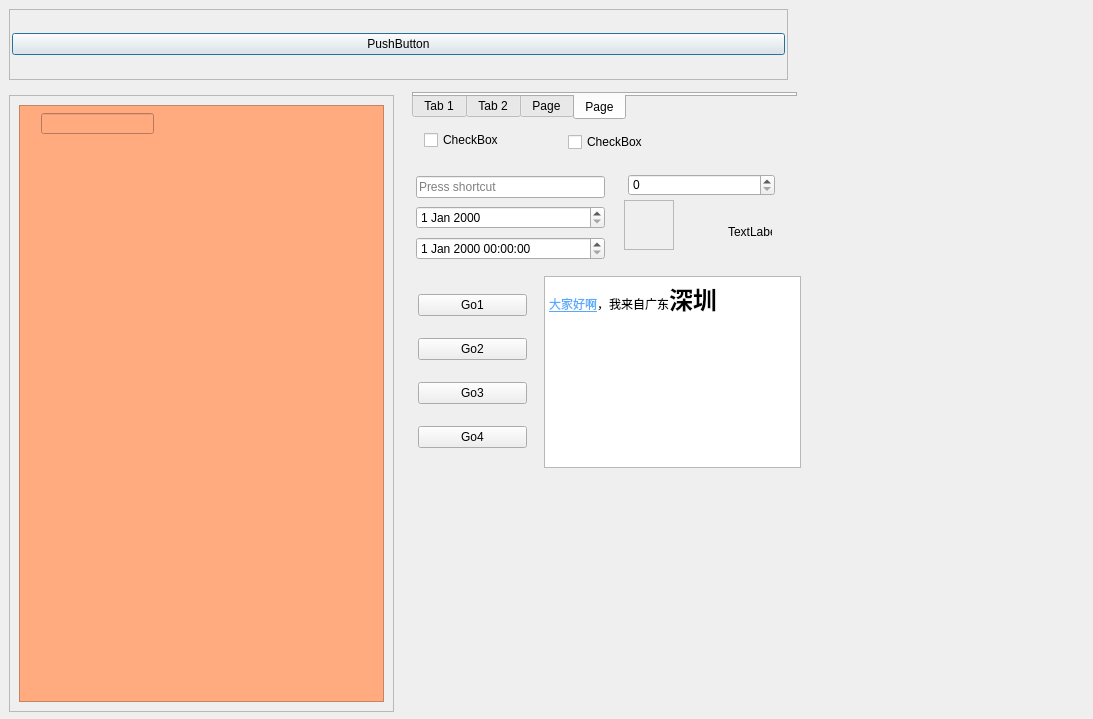
Qt form DialogScrollTest.ui (wlffeng2008/SimpleTest) before a commit.
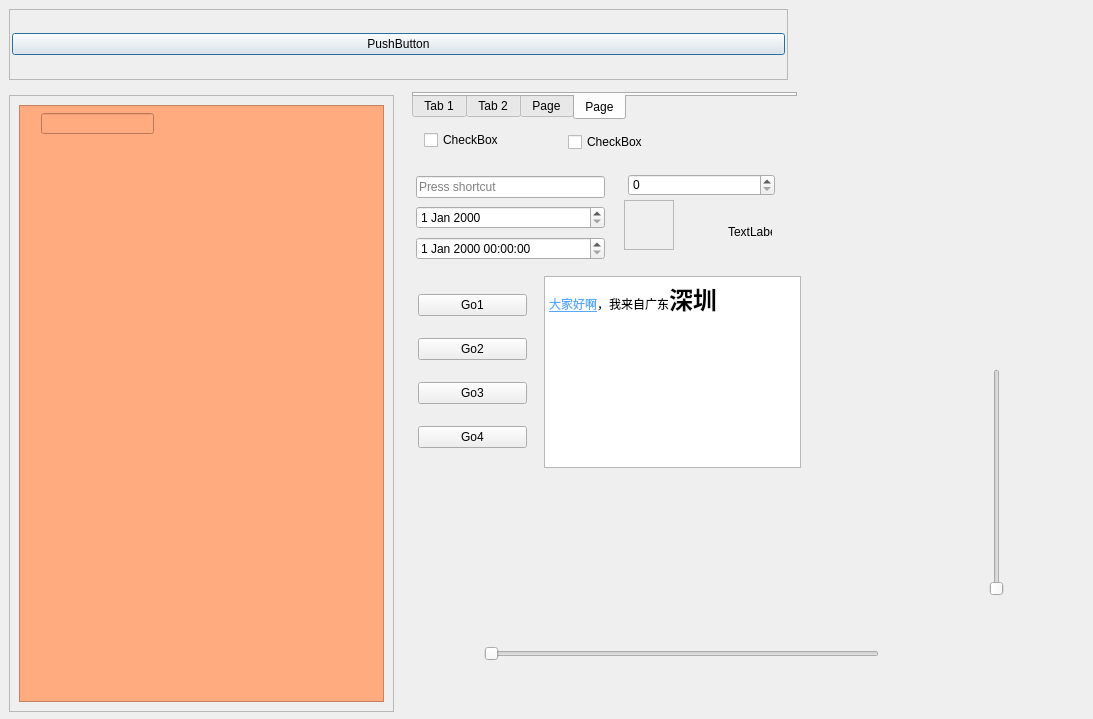
The same form after that commit. Icons and pictures are not drawn. Custom widgets are drawn as their Qt base class.

What changed in the file:
```diff
--- a/DialogScrollTest.ui
+++ b/DialogScrollTest.ui
@@ -277,8 +277,8 @@
   <widget class="QLabel" name="label1111">
    <property name="geometry">
     <rect>
-     <x>738</x>
-     <y>468</y>
+     <x>734</x>
+     <y>504</y>
      <width>60</width>
      <height>60</height>
     </rect>
@@ -311,7 +311,7 @@
   <widget class="QLabel" name="label2222">
    <property name="geometry">
     <rect>
-     <x>636</x>
+     <x>576</x>
      <y>476</y>
      <width>100</width>
      <height>100</height>
@@ -380,6 +380,32 @@
     <bool>true</bool>
    </property>
   </widget>
+  <widget class="CapsuleSlider" name="verticalSlider">
+   <property name="geometry">
+    <rect>
+     <x>986</x>
+     <y>369</y>
+     <width>22</width>
+     <height>227</height>
+    </rect>
+   </property>
+   <property name="orientation">
+    <enum>Qt::Orientation::Vertical</enum>
+   </property>
+  </widget>
+  <widget class="CapsuleSlider" name="horizontalSlider">
+   <property name="geometry">
+    <rect>
+     <x>484</x>
+     <y>636</y>
+     <width>395</width>
+     <height>35</height>
+    </rect>
+   </property>
+   <property name="orientation">
+    <enum>Qt::Orientation::Horizontal</enum>
+   </property>
+  </widget>
   <zorder>layoutWidget</zorder>
   <zorder>layoutWidget</zorder>
   <zorder>tabWidget</zorder>
@@ -401,6 +427,11 @@
    <header location="global">macrosquare.h</header>
    <container>1</container>
   </customwidget>
+  <customwidget>
+   <class>CapsuleSlider</class>
+   <extends>QSlider</extends>
+   <header>capsuleslider.h</header>
+  </customwidget>
  </customwidgets>
  <resources>
   <include location="res.qrc"/>
```
Left out of the diff: 2 changed lines with no effect on the pictures.
